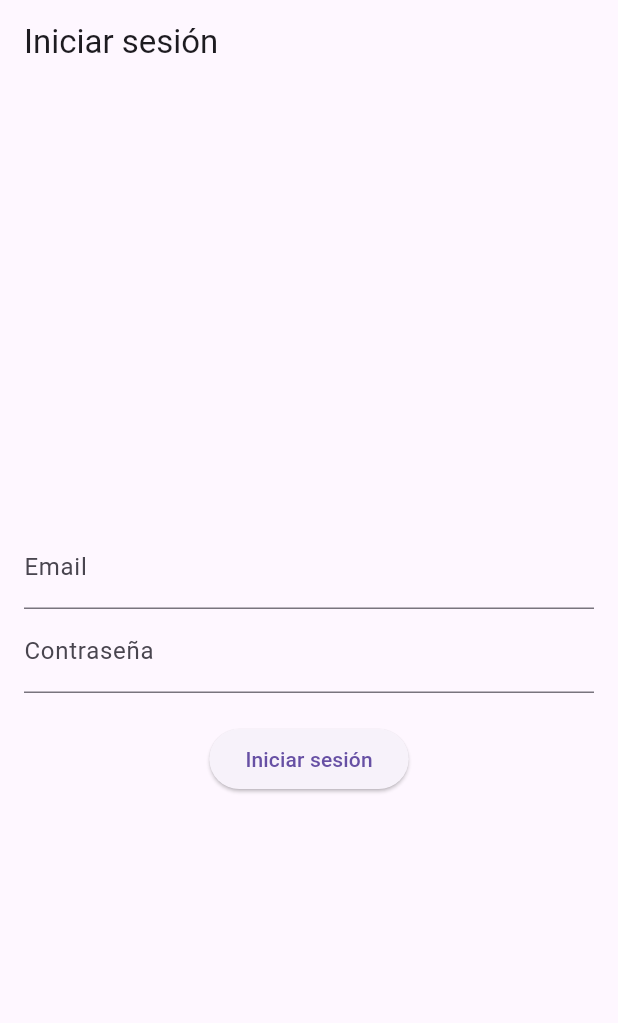
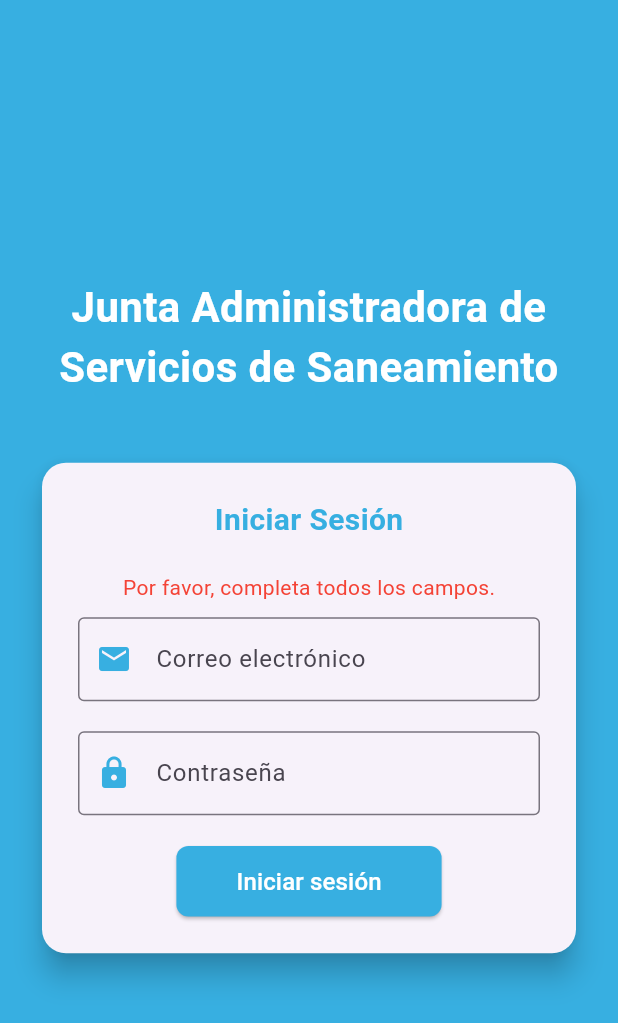
Before and after one commit to ozuro/app_lecturador, a Flutter app: the screen it shows after launch, after a tap on "Iniciar sesión", on a phone screen of 412 x 824 dp. Shown: the top 1023 px of the screen. Run offline on Flutter 3.47's test engine with Material 3 defaults, Android fonts, the phone set to English and light mode, and no system bars; our stand-ins replace shared_preferences.

Commit message:
mejora diseño del login, y barra de navegacion

```diff
--- a/lib/login_page.dart
+++ b/lib/login_page.dart
@@ -1,7 +1,6 @@
 import 'package:app_lecturador/services/auth.dart';
 import 'package:flutter/material.dart';
 import 'package:provider/provider.dart';
-// import 'auth_service.dart';
 import 'home_page.dart';
 
 class LoginPage extends StatefulWidget {
@@ -13,20 +12,39 @@ class _LoginPageState extends State<LoginPage> {
   final TextEditingController emailController = TextEditingController();
   final TextEditingController passwordController = TextEditingController();
   String? errorMessage;
+  bool isLoading = false;
 
   void login() async {
+    if (emailController.text.isEmpty || passwordController.text.isEmpty) {
+      setState(() {
+        errorMessage = "Por favor, completa todos los campos.";
+      });
+      return;
+    }
+
+    setState(() {
+      isLoading = true;
+      errorMessage = null;
+    });
+
+    try {
       bool isSuccess = await Provider.of<AuthService>(context, listen: false)
           .login(emailController.text, passwordController.text);
 
       if (isSuccess) {
-      // Si el login fue exitoso, redirige a la página de inicio
         Navigator.pushReplacement(
           context,
           MaterialPageRoute(builder: (context) => HomePage()),
         );
-    } else {
+      }
+    } catch (e) {
+      // Mostrar el mensaje de error lanzado por AuthService
       setState(() {
-        errorMessage = "Credenciales incorrectas.";
+        errorMessage = e.toString().replaceAll('Exception: ', '');
+      });
+    } finally {
+      setState(() {
+        isLoading = false;
       });
     }
   }
@@ -34,32 +52,99 @@ class _LoginPageState extends State<LoginPage> {
   @override
   Widget build(BuildContext context) {
     return Scaffold(
-      appBar: AppBar(title: Text('Iniciar sesión')),
-      body: Padding(
-        padding: const EdgeInsets.all(16.0),
+      backgroundColor: Color(0xFF37AFE1),
+      body: SafeArea(
+        child: Center(
+          child: SingleChildScrollView(
+            padding: const EdgeInsets.all(24.0),
             child: Column(
               mainAxisAlignment: MainAxisAlignment.center,
               children: [
+                // Encabezado
+                Text(
+                  'Junta Administradora de\nServicios de Saneamiento',
+                  textAlign: TextAlign.center,
+                  style: TextStyle(
+                    color: Colors.white,
+                    fontSize: 28,
+                    fontWeight: FontWeight.bold,
+                  ),
+                ),
+                SizedBox(height: 40),
+                // Tarjeta de login
+                Card(
+                  shape: RoundedRectangleBorder(
+                    borderRadius: BorderRadius.circular(16.0),
+                  ),
+                  elevation: 8.0,
+                  child: Padding(
+                    padding: const EdgeInsets.all(24.0),
+                    child: Column(
+                      children: [
+                        Text(
+                          'Iniciar Sesión',
+                          style: TextStyle(
+                            fontSize: 20,
+                            fontWeight: FontWeight.bold,
+                            color: Color(0xFF37AFE1),
+                          ),
+                        ),
+                        SizedBox(height: 20),
                         if (errorMessage != null)
                           Text(
                             errorMessage!,
                             style: TextStyle(color: Colors.red),
                           ),
+                        SizedBox(height: 10),
+                        // Campo de email
                         TextField(
                           controller: emailController,
-              decoration: InputDecoration(labelText: 'Email'),
+                          decoration: InputDecoration(
+                            labelText: 'Correo electrónico',
+                            border: OutlineInputBorder(),
+                            prefixIcon:
+                                Icon(Icons.email, color: Color(0xFF37AFE1)),
                           ),
+                        ),
+                        SizedBox(height: 20),
+                        // Campo de contraseña
                         TextField(
                           controller: passwordController,
                           obscureText: true,
-              decoration: InputDecoration(labelText: 'Contraseña'),
+                          decoration: InputDecoration(
+                            labelText: 'Contraseña',
+                            border: OutlineInputBorder(),
+                            prefixIcon:
+                                Icon(Icons.lock, color: Color(0xFF37AFE1)),
+                          ),
                         ),
                         SizedBox(height: 20),
-            ElevatedButton(
+                        // Botón de inicio de sesión
+                        isLoading
+                            ? CircularProgressIndicator()
+                            : ElevatedButton(
                                 onPressed: login,
-              child: Text('Iniciar sesión'),
+                                style: ElevatedButton.styleFrom(
+                                  backgroundColor: Color(0xFF37AFE1),
+                                  foregroundColor: Colors.white,
+                                  padding: const EdgeInsets.symmetric(
+                                      horizontal: 40, vertical: 12),
+                                  shape: RoundedRectangleBorder(
+                                    borderRadius: BorderRadius.circular(8.0),
+                                  ),
+                                ),
+                                child: Text(
+                                  'Iniciar sesión',
+                                  style: TextStyle(fontSize: 16),
+                                ),
                               ),
                       ],
+                    ),
+                  ),
+                ),
+              ],
+            ),
+          ),
         ),
       ),
     );
--- a/lib/services/auth.dart
+++ b/lib/services/auth.dart
@@ -30,10 +30,11 @@ class AuthService with ChangeNotifier {
         notifyListeners();
         return true;
       } else {
-        return false;
+        // return false;
+        throw Exception('Credenciales incorrectas. Inténtalo nuevamente.');
       }
     } else {
-      throw Exception('Error en la autenticación');
+      throw Exception('Credenciales incorrectas. Inténtalo nuevamente');
     }
   }
 
```
Also changed, not shown: lib/consumo_page.dart (added, +102 -0 lines), lib/home_page.dart (+91 -24 lines), 1 other file. Lines whose indentation alone changed are shown as unchanged.
